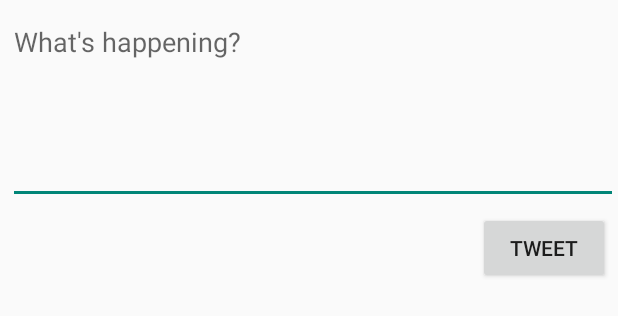
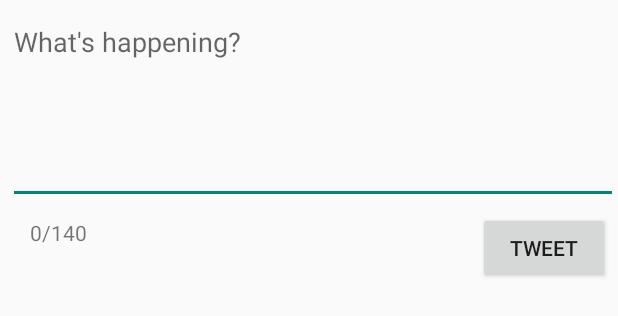
Before and after one commit to annazhang2002/SimpleTweet, an Android app: the layout activity_compose.xml on its own in the app's theme, with its tools: preview values and no code run, on a phone screen of 412 x 824 dp. Shown: the top 316 px of the screen. Run offline under Robolectric (Android 15) with nearby library versions, the phone set to English and light mode, and no system bars.

Commit message:
Added character count below EditText

```diff
--- a/app/src/main/res/layout/activity_compose.xml
+++ b/app/src/main/res/layout/activity_compose.xml
@@ -29,4 +29,14 @@
         android:layout_marginTop="5dp"
         android:layout_marginEnd="5dp"
         android:text="@string/tweet" />
+
+    <TextView
+        android:id="@+id/tvCharCount"
+        android:layout_width="wrap_content"
+        android:layout_height="wrap_content"
+        android:layout_below="@+id/etCompose"
+        android:layout_alignParentStart="true"
+        android:layout_marginStart="20dp"
+        android:layout_marginTop="9dp"
+        tools:text="0/140" />
 </RelativeLayout>
```
Also changed, not shown: app/src/main/java/com/codepath/apps/restclienttemplate/ComposeActivity.java (+24 -0 lines), 1 other file.
